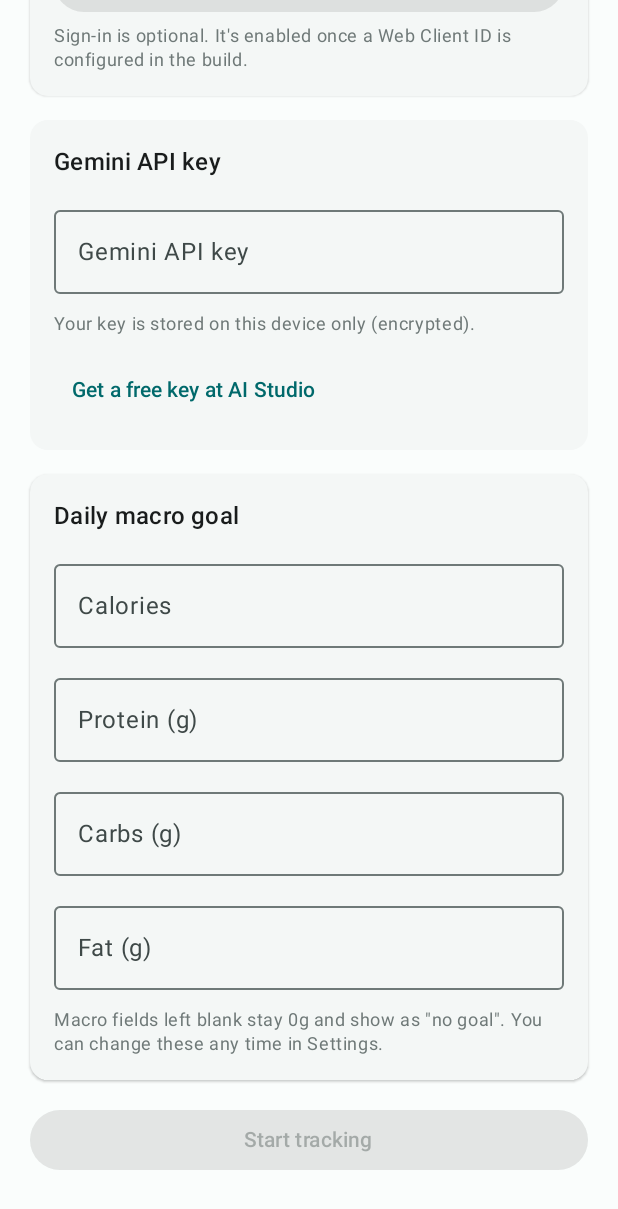
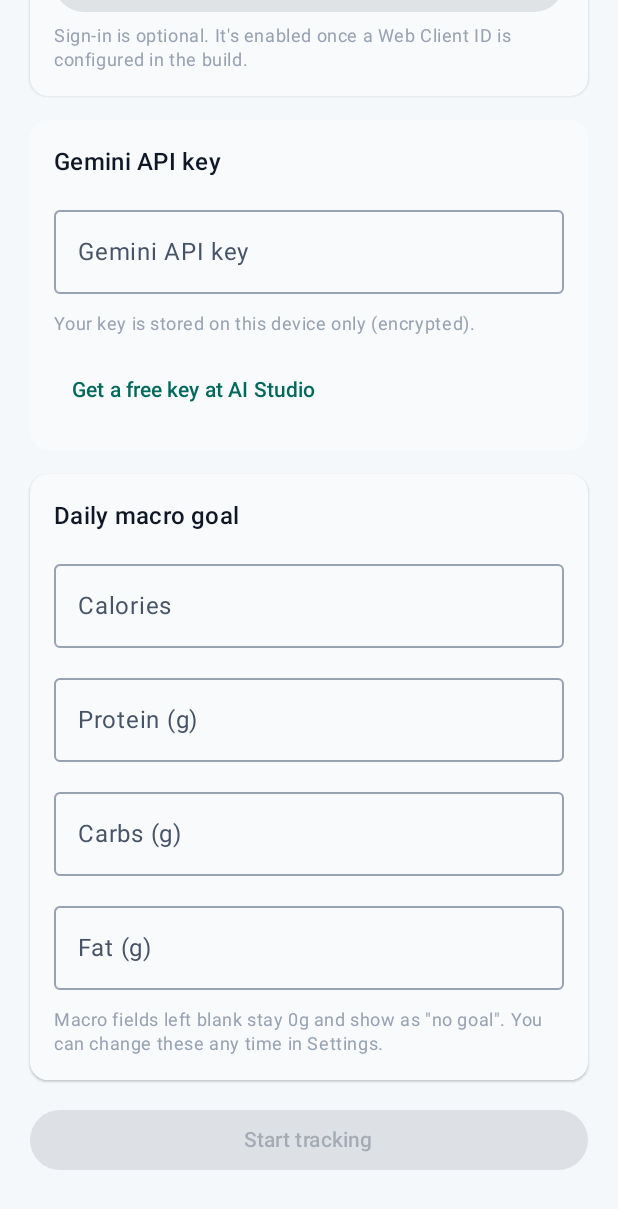
Before and after one commit to bruhjeshhh/GaaS, an Android app built with Jetpack Compose: the screen it shows after launch (MainActivity), scrolled down 576 dp, on a phone screen of 412 x 824 dp. Shown: the top 1209 px of the screen. Run offline under Robolectric (Android 15) with nearby library versions, the phone set to English and light mode, and no system bars; our stand-ins replace Room's generated code.

Commit message:
feat(ui): bolder teal-violet-amber palette and shared bottom navigation

```diff
--- /dev/null
+++ b/app/src/main/java/com/brajesh/gaas/ui/BottomNav.kt
@@ -0,0 +1,49 @@
+package com.brajesh.gaas.ui
+
+import androidx.compose.material.icons.Icons
+import androidx.compose.material.icons.filled.Add
+import androidx.compose.material.icons.filled.DateRange
+import androidx.compose.material.icons.filled.Home
+import androidx.compose.material.icons.filled.Settings
+import androidx.compose.material3.Icon
+import androidx.compose.material3.MaterialTheme
+import androidx.compose.material3.NavigationBar
+import androidx.compose.material3.NavigationBarItem
+import androidx.compose.material3.Text
+import androidx.compose.runtime.Composable
+
+/** The four top-level destinations. Detail screens keep their own back arrow. */
+enum class BottomTab {
+    HOME, ADD, HISTORY, SETTINGS
+}
+
+/** Shared bottom bar so every top-level screen feels like the same app. */
+@Composable
+fun GaaSBottomBar(current: BottomTab, onSelect: (BottomTab) -> Unit) {
+    NavigationBar(containerColor = MaterialTheme.colorScheme.surfaceContainer) {
+        NavigationBarItem(
+            selected = current == BottomTab.HOME,
+            onClick = { onSelect(BottomTab.HOME) },
+            icon = { Icon(Icons.Default.Home, contentDescription = null) },
+            label = { Text("Home") }
+        )
+        NavigationBarItem(
+            selected = current == BottomTab.ADD,
+            onClick = { onSelect(BottomTab.ADD) },
+            icon = { Icon(Icons.Default.Add, contentDescription = null) },
+            label = { Text("Log") }
+        )
+        NavigationBarItem(
+            selected = current == BottomTab.HISTORY,
+            onClick = { onSelect(BottomTab.HISTORY) },
+            icon = { Icon(Icons.Default.DateRange, contentDescription = null) },
+            label = { Text("History") }
+        )
+        NavigationBarItem(
+            selected = current == BottomTab.SETTINGS,
+            onClick = { onSelect(BottomTab.SETTINGS) },
+            icon = { Icon(Icons.Default.Settings, contentDescription = null) },
+            label = { Text("Settings") }
+        )
+    }
+}
--- a/app/src/main/java/com/brajesh/gaas/ui/theme/Theme.kt
+++ b/app/src/main/java/com/brajesh/gaas/ui/theme/Theme.kt
@@ -16,86 +16,86 @@ import androidx.core.view.WindowCompat
 import com.brajesh.gaas.data.ThemeMode
 
 /**
- * GaaS palette: a calm teal primary with a warm amber tertiary for accents.
- * The two schemes are tonal counterparts of each other (same hues, inverted
- * lightness), so switching themes re-colours the app without changing its
- * character. No Material You — the palette is the same on every device.
+ * GaaS palette: deep teal, vivid violet and warm amber. The two schemes keep
+ * the same three hues at inverted lightness, so switching themes changes the
+ * mood without changing the app's identity. No Material You — the palette is
+ * deliberately the same on every device.
  */
 private val LightColors = lightColorScheme(
-    primary = Color(0xFF00696B),
+    primary = Color(0xFF00695C),
     onPrimary = Color(0xFFFFFFFF),
-    primaryContainer = Color(0xFF9EF1F1),
-    onPrimaryContainer = Color(0xFF002020),
-    inversePrimary = Color(0xFF82D5D4),
-    secondary = Color(0xFF4A6362),
+    primaryContainer = Color(0xFFB2F2E4),
+    onPrimaryContainer = Color(0xFF00201B),
+    inversePrimary = Color(0xFF5EEAD4),
+    secondary = Color(0xFF6C4CE0),
     onSecondary = Color(0xFFFFFFFF),
-    secondaryContainer = Color(0xFFCCE8E6),
-    onSecondaryContainer = Color(0xFF05201F),
-    tertiary = Color(0xFF7A5900),
-    onTertiary = Color(0xFFFFFFFF),
-    tertiaryContainer = Color(0xFFFFDF9B),
-    onTertiaryContainer = Color(0xFF261A00),
-    error = Color(0xFFBA1A1A),
+    secondaryContainer = Color(0xFFE8DEFF),
+    onSecondaryContainer = Color(0xFF1E0F45),
+    tertiary = Color(0xFFF59E0B),
+    onTertiary = Color(0xFF3B2600),
+    tertiaryContainer = Color(0xFFFFE0A3),
+    onTertiaryContainer = Color(0xFF2B1A00),
+    error = Color(0xFFC5372C),
     onError = Color(0xFFFFFFFF),
     errorContainer = Color(0xFFFFDAD6),
     onErrorContainer = Color(0xFF410002),
-    background = Color(0xFFFAFDFC),
-    onBackground = Color(0xFF191C1C),
-    surface = Color(0xFFFAFDFC),
-    onSurface = Color(0xFF191C1C),
-    surfaceVariant = Color(0xFFDAE5E3),
-    onSurfaceVariant = Color(0xFF3F4948),
-    surfaceTint = Color(0xFF00696B),
-    surfaceBright = Color(0xFFFAFDFC),
-    surfaceDim = Color(0xFFDBE5E3),
+    background = Color(0xFFF5F8FA),
+    onBackground = Color(0xFF101828),
+    surface = Color(0xFFFFFFFF),
+    onSurface = Color(0xFF101828),
+    surfaceVariant = Color(0xFFEAF0F5),
+    onSurfaceVariant = Color(0xFF475467),
+    surfaceTint = Color(0xFF00695C),
+    surfaceBright = Color(0xFFFFFFFF),
+    surfaceDim = Color(0xFFDDE5EC),
     surfaceContainerLowest = Color(0xFFFFFFFF),
-    surfaceContainerLow = Color(0xFFF4F7F6),
-    surfaceContainer = Color(0xFFEEF2F1),
-    surfaceContainerHigh = Color(0xFFE8EDEB),
-    surfaceContainerHighest = Color(0xFFE2E8E6),
-    inverseSurface = Color(0xFF2D3130),
-    inverseOnSurface = Color(0xFFEFF1F0),
-    outline = Color(0xFF6F7978),
-    outlineVariant = Color(0xFFBEC9C7),
+    surfaceContainerLow = Color(0xFFF8FAFC),
+    surfaceContainer = Color(0xFFF1F5F9),
+    surfaceContainerHigh = Color(0xFFE8EEF3),
+    surfaceContainerHighest = Color(0xFFE2E9F0),
+    inverseSurface = Color(0xFF1D2939),
+    inverseOnSurface = Color(0xFFF5F8FA),
+    outline = Color(0xFF98A2B3),
+    outlineVariant = Color(0xFFE4E9F0),
     scrim = Color(0xFF000000)
 )
 
 private val DarkColors = darkColorScheme(
-    primary = Color(0xFF82D5D4),
-    onPrimary = Color(0xFF003734),
-    primaryContainer = Color(0xFF00504C),
-    onPrimaryContainer = Color(0xFF9EF1F1),
-    inversePrimary = Color(0xFF00696B),
-    secondary = Color(0xFFB1CCCA),
-    onSecondary = Color(0xFF1C3533),
-    secondaryContainer = Color(0xFF334B4A),
-    onSecondaryContainer = Color(0xFFCCE8E6),
-    tertiary = Color(0xFFEFC048),
-    onTertiary = Color(0xFF412D00),
-    tertiaryContainer = Color(0xFF5D4200),
-    onTertiaryContainer = Color(0xFFFFDF9B),
+    primary = Color(0xFF5EEAD4),
+    onPrimary = Color(0xFF00332B),
+    primaryContainer = Color(0xFF00594B),
+    onPrimaryContainer = Color(0xFFB2F2E4),
+    inversePrimary = Color(0xFF00695C),
+    secondary = Color(0xFFBFA8FF),
+    onSecondary = Color(0xFF241253),
+    secondaryContainer = Color(0xFF3B2A6B),
+    onSecondaryContainer = Color(0xFFE8DEFF),
+    tertiary = Color(0xFFFBBF24),
+    onTertiary = Color(0xFF3B2600),
+    tertiaryContainer = Color(0xFF5C4300),
+    onTertiaryContainer = Color(0xFFFFE0A3),
     error = Color(0xFFFFB4AB),
     onError = Color(0xFF690005),
     errorContainer = Color(0xFF93000A),
     onErrorContainer = Color(0xFFFFDAD6),
-    background = Color(0xFF0E1514),
-    onBackground = Color(0xFFDDE4E2),
-    surface = Color(0xFF0E1514),
-    onSurface = Color(0xFFDDE4E2),
-    surfaceVariant = Color(0xFF3F4948),
-    onSurfaceVariant = Color(0xFFBEC9C7),
-    surfaceTint = Color(0xFF82D5D4),
-    surfaceBright = Color(0xFF343B3A),
-    surfaceDim = Color(0xFF0E1514),
-    surfaceContainerLowest = Color(0xFF09100F),
-    surfaceContainerLow = Color(0xFF161D1C),
-    surfaceContainer = Color(0xFF1A2120),
-    surfaceContainerHigh = Color(0xFF252B2A),
-    surfaceContainerHighest = Color(0xFF303635),
-    inverseSurface = Color(0xFFDDE4E2),
-    inverseOnSurface = Color(0xFF2D3130),
-    outline = Color(0xFF899391),
-    outlineVariant = Color(0xFF3F4948),
+    background = Color(0xFF0B1220),
+    onBackground = Color(0xFFE6EDF5),
+    surface = Color(0xFF0F172A),
+    onSurface = Color(0xFFE6EDF5),
+    surfaceVariant = Color(0xFF253247),
+    onSurfaceVariant = Color(0xFFA8B6CC),
+    surfaceTint = Color(0xFF5EEAD4),
+    surfaceBright = Color(0xFF25334D),
+    surfaceDim = Color(0xFF0B1220),
+    surfaceContainerLowest = Color(0xFF070C16),
+    surfaceContainerLow = Color(0xFF111A2B),
+    surfaceContainer = Color(0xFF162034),
+    surfaceContainerHigh = Color(0xFF1D2940),
+    surfaceContainerHighest = Color(0xFF25334D),
+    inverseSurface = Color(0xFFE6EDF5),
+    inverseOnSurface = Color(0xFF1D2939),
+    outline = Color(0xFF66768F),
+    outlineVariant = Color(0xFF2B3B55),
     scrim = Color(0xFF000000)
 )
 
--- a/app/src/main/res/values-night/colors.xml
+++ b/app/src/main/res/values-night/colors.xml
@@ -1,5 +1,5 @@
 <?xml version="1.0" encoding="utf-8"?>
 <resources>
     <!-- Matches DarkColors.background in ui/theme/Theme.kt. -->
-    <color name="gaas_window_background">#0E1514</color>
+    <color name="gaas_window_background">#0B1220</color>
 </resources>
--- a/app/src/main/res/values/colors.xml
+++ b/app/src/main/res/values/colors.xml
@@ -1,6 +1,6 @@
 <?xml version="1.0" encoding="utf-8"?>
 <resources>
-    <color name="ic_launcher_background">#00696B</color>
+    <color name="ic_launcher_background">#00695C</color>
     <!-- Matches LightColors.background in ui/theme/Theme.kt. -->
-    <color name="gaas_window_background">#FAFDFC</color>
+    <color name="gaas_window_background">#F5F8FA</color>
 </resources>
```
